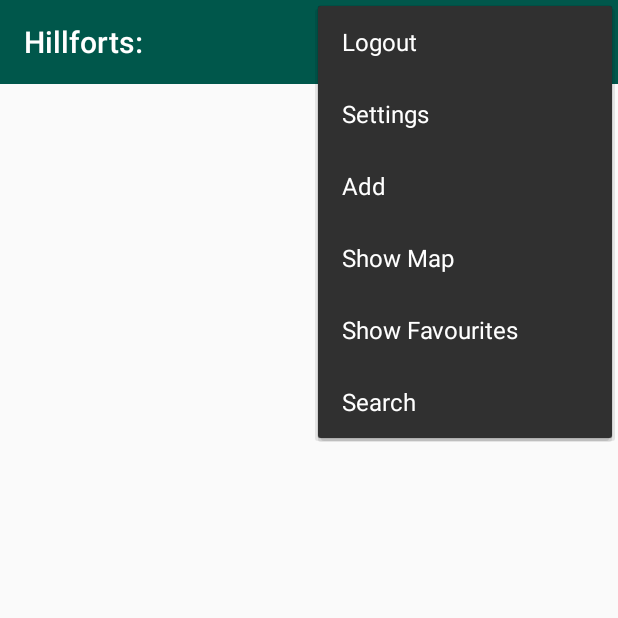
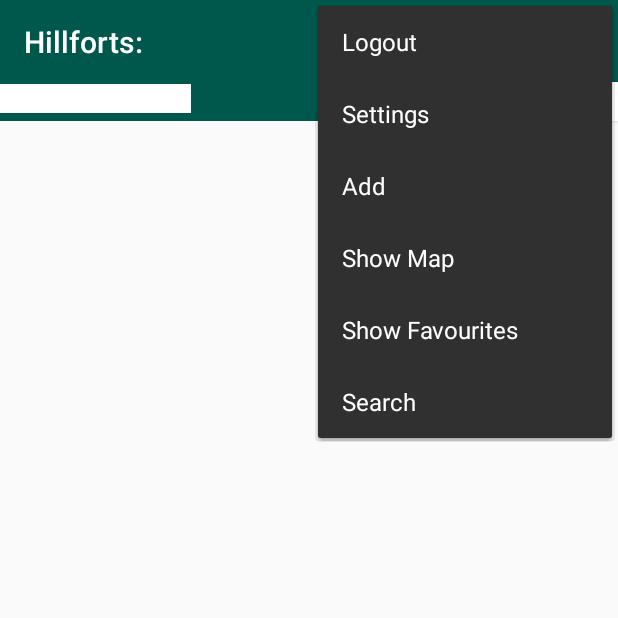
Before and after one commit to AndrewMinogue/Hillfort, an Android app: the HillfortListView screen opened directly, with no data from a screen before it, with the options menu open, on a phone screen of 412 x 824 dp, the top half of it. Run offline under Robolectric (Android 15) with nearby library versions, the phone set to English and light mode, and no system bars; our stand-ins replace Firebase (no records; nobody signed in at launch, a user with empty details on screens opened directly); 1 statement that could not run was skipped.

```diff
--- a/app/src/main/java/assignment.hillfort.models/HillfortModel.kt
+++ b/app/src/main/java/assignment.hillfort.models/HillfortModel.kt
@@ -21,7 +21,7 @@ data class HillfortModel(@PrimaryKey(autoGenerate = true)
                          var description: String = "",
                          var visited: Boolean = false,
                          var datevisited: String = "",
-                         var rating: Long = 0,
+                         var rating: Float = 0F,
                          var favourite: Boolean = false,
                          @Embedded var location : Location = Location()) : Parcelable
 
--- a/app/src/main/java/assignment.hillfort.models/HillfortStore.kt
+++ b/app/src/main/java/assignment.hillfort.models/HillfortStore.kt
@@ -8,4 +8,5 @@ interface HillfortStore {
     fun findById(id:Long) : HillfortModel?
     fun clear()
     fun sortedByFavourite(): List<HillfortModel>?
+    fun hillfortSearch(title: String):HillfortModel
 }
--- a/app/src/main/java/assignment.hillfort.models/room/HillfortStoreRoom.kt
+++ b/app/src/main/java/assignment.hillfort.models/room/HillfortStoreRoom.kt
@@ -6,6 +6,10 @@ import assignment.hillfort.models.HillfortModel
 import assignment.hillfort.models.HillfortStore
 
 class HillfortStoreRoom(val context: Context) : HillfortStore {
+    override fun hillfortSearch(title: String): HillfortModel {
+        TODO("not implemented") //To change body of created functions use File | Settings | File Templates.
+    }
+
 
     var dao: HillfortDao
 
--- a/app/src/main/java/assignment/hillfort/views/hillfort/hillfort/HillfortPresenter.kt
+++ b/app/src/main/java/assignment/hillfort/views/hillfort/hillfort/HillfortPresenter.kt
@@ -96,12 +96,13 @@ class HillfortPresenter(view: BaseView): BasePresenter(view) {
         }
     }
 
-    fun doAddOrSave(title: String, description: String, additionalnotes : String,visited: Boolean , favourite: Boolean) {
+    fun doAddOrSave(title: String, description: String, additionalnotes : String,visited: Boolean , favourite: Boolean , rating: Float) {
         hillfort.title = title
         hillfort.description = description
         hillfort.notes = additionalnotes
         hillfort.visited = visited
         hillfort.favourite = favourite
+        hillfort.rating = rating
 
         doAsync {
             if (edit) {
--- a/app/src/main/java/assignment/hillfort/views/hillfort/hillfort/HillfortView.kt
+++ b/app/src/main/java/assignment/hillfort/views/hillfort/hillfort/HillfortView.kt
@@ -28,7 +28,6 @@ class HillfortView : BaseView(), AnkoLogger {
     lateinit var presenter: HillfortPresenter
     var hillfort = HillfortModel()
     lateinit var map: GoogleMap
-    var  hillfortTitleStr: String = ""
 
     override fun onCreate(savedInstanceState: Bundle?) {
         super.onCreate(savedInstanceState)
@@ -70,13 +69,11 @@ class HillfortView : BaseView(), AnkoLogger {
 
     override fun onPause() {
         super.onPause()
-        hillfortTitleStr = hillfortTitle.text.toString()
         mapView.onPause()
     }
 
     override fun onResume() {
         super.onResume()
-        hillfortTitle.setText(hillfortTitleStr)
         mapView.onResume()
         presenter.doResartLocationUpdates()
     }
@@ -91,6 +88,7 @@ class HillfortView : BaseView(), AnkoLogger {
         hillfortTitle.setText(hillfort.title)
         description.setText(hillfort.description)
         AdditonalNotes.setText(hillfort.notes)
+        ratingNumber.rating = hillfort.rating
 
         if(hillfort.visited == true){
             checkbox_visited.setChecked(true)
@@ -182,7 +180,7 @@ class HillfortView : BaseView(), AnkoLogger {
                 if (hillfortTitle.text.toString().isEmpty()) {
                     toast(R.string.enter_hillfort_title)
                 } else {
-                    presenter.doAddOrSave(hillfortTitle.text.toString(), description.text.toString(), AdditonalNotes.text.toString(), findVisitedChecked(),findFavouriteChecked())
+                    presenter.doAddOrSave(hillfortTitle.text.toString(), description.text.toString(), AdditonalNotes.text.toString(), findVisitedChecked(),findFavouriteChecked(),ratingNumber.rating)
                 }
             }
         }
--- a/app/src/main/java/assignment/hillfort/views/hillfort/hillfortlist/HillfortListView.kt
+++ b/app/src/main/java/assignment/hillfort/views/hillfort/hillfortlist/HillfortListView.kt
@@ -31,6 +31,8 @@ class HillfortListView: BaseView(), HillfortListener {
         val layoutManager = LinearLayoutManager(this)
         recyclerView.layoutManager = layoutManager
         presenter.loadHillforts()
+
+        searchBtn.setOnClickListener{ presenter.doSearchHillforts()}
 
     }
 
--- a/app/src/main/res/layout/activity_hillfort_list.xml
+++ b/app/src/main/res/layout/activity_hillfort_list.xml
@@ -7,6 +7,7 @@
     tools:context=".views.hillfort.hillfortlist.HillfortListView">
 
     <com.google.android.material.appbar.AppBarLayout
+        android:id="@+id/appBarLayout3"
         android:layout_width="match_parent"
         android:layout_height="wrap_content"
         android:background="@color/colorAccent"
@@ -14,12 +15,27 @@
         app:elevation="0dip"
         app:theme="@style/ThemeOverlay.AppCompat.Dark.ActionBar">
 
+
         <androidx.appcompat.widget.Toolbar
             android:id="@+id/toolbar"
             android:layout_width="match_parent"
             android:layout_height="wrap_content"
             app:titleTextColor="@color/colorPrimary" />
 
+
+        <EditText
+            android:id="@+id/searchET"
+            android:layout_width="127dp"
+            android:layout_height="wrap_content"
+            android:layout_toEndOf="@+id/searchText"
+            android:background="@color/colorPrimary"
+            android:hint="@string/hillfort_search"
+            android:inputType="text"
+            android:maxLength="25"
+            android:layout_marginBottom="5dp"
+            android:maxLines="1"
+            android:textColor="@color/colorPrimaryDark"
+            android:textSize="14sp" />
 
     </com.google.android.material.appbar.AppBarLayout>
 
@@ -30,8 +46,23 @@
         android:layout_width="match_parent"
         android:layout_height="677dp"
         android:scrollbars="vertical"
-        app:layout_behavior="@string/appbar_scrolling_view_behavior" />
+        app:layout_behavior="@string/appbar_scrolling_view_behavior" >
 
+    </androidx.recyclerview.widget.RecyclerView>
+
+    <Button
+        android:id="@+id/searchBtn"
+        android:layout_width="130dp"
+        android:layout_height="26dp"
+        android:layout_gravity="center_horizontal"
+        android:layout_marginBottom="10dp"
+        android:layout_toEndOf="@+id/searchET"
+        android:background="@color/colorPrimary"
+        android:text="@string/buttonSearch"
+        android:textColor="@color/colorAccent"
+        android:textSize="16sp"
+        app:layout_anchor="@+id/appBarLayout3"
+        app:layout_anchorGravity="end|bottom" />
 
 
 </androidx.coordinatorlayout.widget.CoordinatorLayout>
--- a/app/src/main/res/layout/card_placemark.xml
+++ b/app/src/main/res/layout/card_placemark.xml
@@ -5,6 +5,7 @@
     android:layout_height="wrap_content"
     android:layout_marginBottom="8dp"
     android:elevation="24dp">
+
 
     <RelativeLayout
         android:layout_width="match_parent"
--- a/app/src/main/res/values/strings.xml
+++ b/app/src/main/res/values/strings.xml
@@ -60,4 +60,6 @@
     <string name="menu_logout">Logout</string>
     <string name="menu_settings">Settings</string>
     <string name="menu_add">Add</string>
+    <string name="menu_home">Home</string>
+    <string name="buttonSearch">Search</string>
 </resources>
```
Also changed, not shown: app/src/main/java/assignment.hillfort.models/firebase/HillfortFireStore.kt (+15 -2 lines), app/src/main/java/assignment.hillfort.models/json/HillfortJSONStore.kt (+9 -0 lines), app/src/main/java/assignment.hillfort.models/mem/HillfortMemStore.kt (+9 -1 lines), app/src/main/java/assignment/hillfort/views/hillfort/hillfortlist/HillfortListPresenter.kt (+11 -0 lines), app/src/main/java/assignment/hillfort/views/hillfort/search/SearchPresenter.kt (deleted, +0 -40 lines), app/src/main/java/assignment/hillfort/views/hillfort/search/SearchView.kt (deleted, +0 -84 lines), app/src/main/res/layout/activity_hillfort.xml (+4 -7 lines), app/src/main/res/menu/btm_nav.xml (added, +27 -0 lines).
